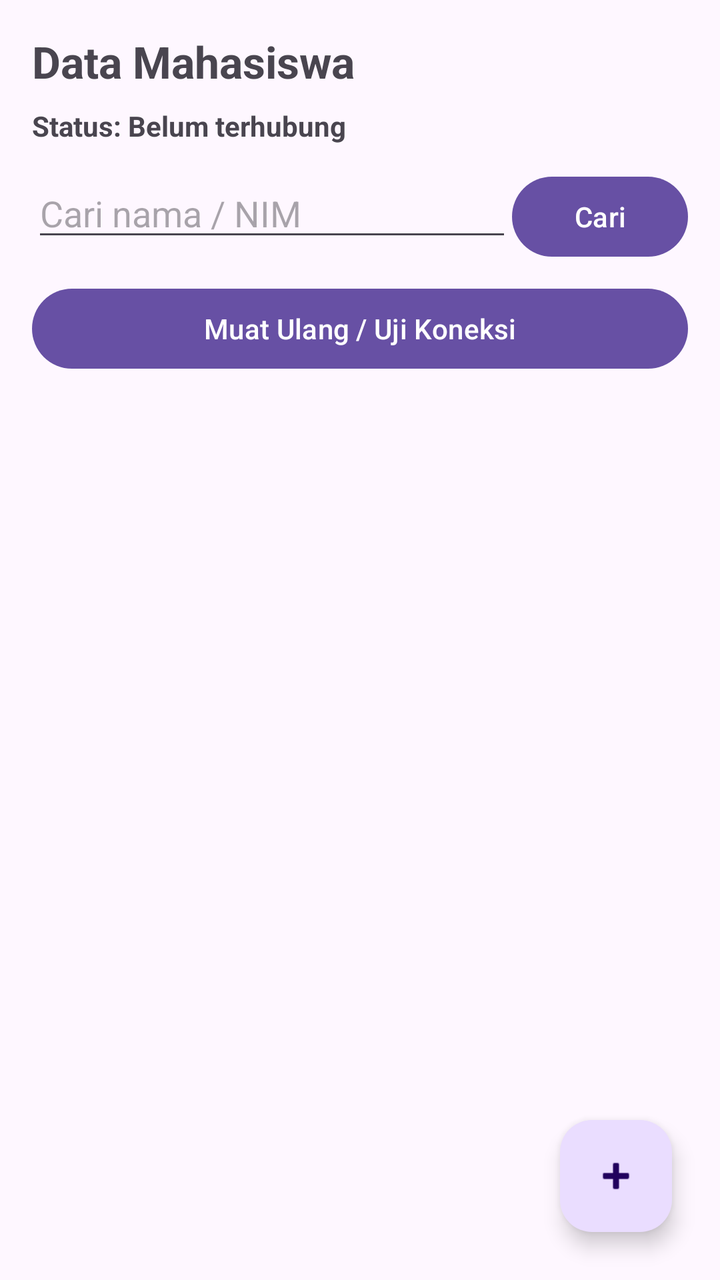
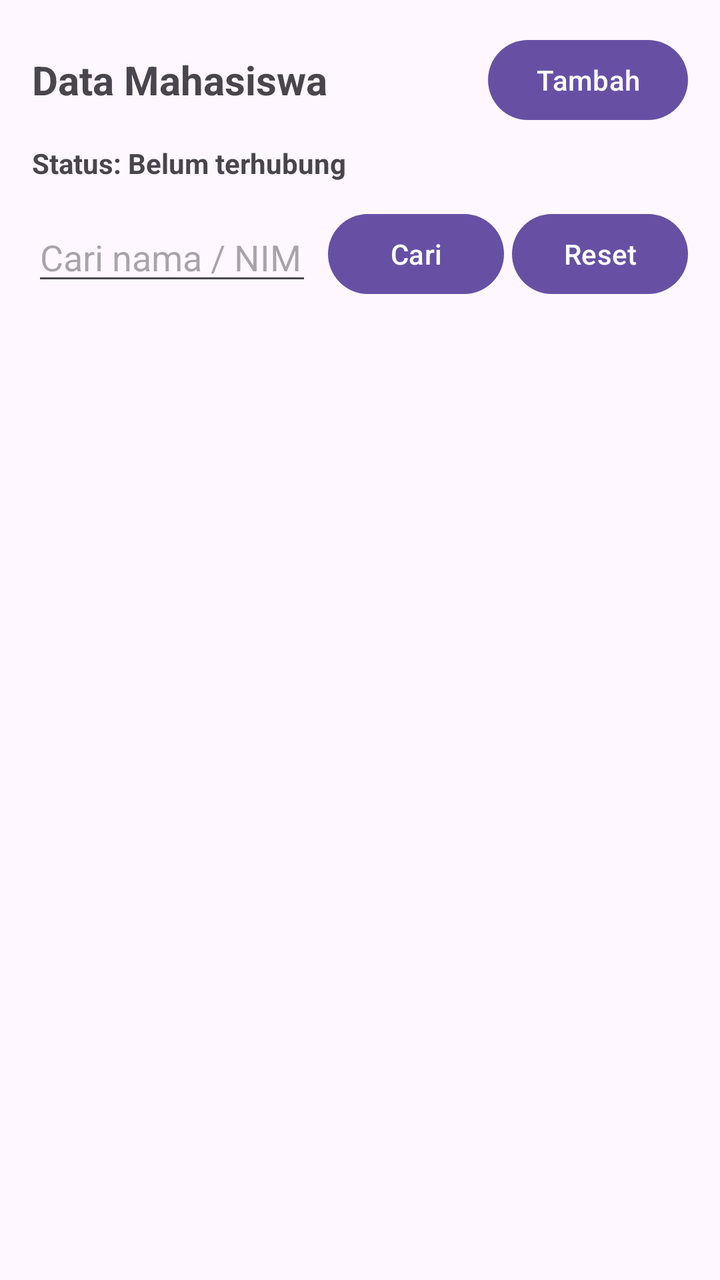

The first picture is an Android layout as it rendered before a commit; the second is the same layout after the commit. The layout source and the unified diff follow.
<!-- AndroidManifest.xml: application theme Theme.Mahasiswa -->
<!-- res/layout/activity_main.xml -->
<?xml version="1.0" encoding="utf-8"?>
<FrameLayout xmlns:android="http://schemas.android.com/apk/res/android"
    android:layout_width="match_parent"
    android:layout_height="match_parent">

    <LinearLayout
        android:layout_width="match_parent"
        android:layout_height="match_parent"
        android:orientation="vertical"
        android:padding="16dp">

        <TextView
            android:layout_width="wrap_content"
            android:layout_height="wrap_content"
            android:text="Data Mahasiswa"
            android:textSize="22sp"
            android:textStyle="bold" />

        <TextView
            android:id="@+id/tvConnectionStatus"
            android:layout_width="match_parent"
            android:layout_height="wrap_content"
            android:layout_marginTop="8dp"
            android:text="Status: Belum terhubung"
            android:textStyle="bold" />

        <LinearLayout
            android:layout_width="match_parent"
            android:layout_height="wrap_content"
            android:layout_marginTop="12dp"
            android:orientation="horizontal">

            <EditText
                android:id="@+id/etCari"
                android:layout_width="0dp"
                android:layout_height="wrap_content"
                android:layout_weight="1"
                android:hint="Cari nama / NIM"
                android:inputType="text" />

            <Button
                android:id="@+id/btnCari"
                android:layout_width="wrap_content"
                android:layout_height="wrap_content"
                android:text="Cari" />
        </LinearLayout>

        <Button
            android:id="@+id/btnMuat"
            android:layout_width="match_parent"
            android:layout_height="wrap_content"
            android:layout_marginTop="8dp"
            android:text="Muat Ulang / Uji Koneksi" />

        <ProgressBar
            android:id="@+id/progressBar"
            android:layout_width="wrap_content"
            android:layout_height="wrap_content"
            android:layout_gravity="center_horizontal"
            android:layout_marginTop="8dp"
            android:visibility="gone" />

        <TextView
            android:id="@+id/tvKosong"
            android:layout_width="match_parent"
            android:layout_height="wrap_content"
            android:layout_marginTop="24dp"
            android:gravity="center"
            android:text="Belum ada data mahasiswa."
            android:visibility="gone" />

        <androidx.recyclerview.widget.RecyclerView
            android:id="@+id/rvMahasiswa"
            android:layout_width="match_parent"
            android:layout_height="0dp"
            android:layout_weight="1"
            android:layout_marginTop="8dp"
            android:paddingBottom="80dp"
            android:clipToPadding="false" />
    </LinearLayout>

    <com.google.android.material.floatingactionbutton.FloatingActionButton
        android:id="@+id/fabTambah"
        android:layout_width="wrap_content"
        android:layout_height="wrap_content"
        android:layout_gravity="bottom|end"
        android:layout_margin="24dp"
        android:contentDescription="Tambah mahasiswa"
        android:src="@android:drawable/ic_input_add" />

</FrameLayout>
<!-- resources referenced by this layout -->
<resources>
  <style name="Theme.Mahasiswa" parent="Theme.Material3.DayNight.NoActionBar" />
</resources>

<!-- the commit's change to res/layout/activity_main.xml (unified diff, before → after) -->
@@ -1,91 +1,96 @@
 <?xml version="1.0" encoding="utf-8"?>
-<FrameLayout xmlns:android="http://schemas.android.com/apk/res/android"
+<LinearLayout xmlns:android="http://schemas.android.com/apk/res/android"
     android:layout_width="match_parent"
-    android:layout_height="match_parent">
+    android:layout_height="match_parent"
+    android:orientation="vertical"
+    android:padding="16dp">
 
+    
     <LinearLayout
         android:layout_width="match_parent"
-        android:layout_height="match_parent"
-        android:orientation="vertical"
-        android:padding="16dp">
+        android:layout_height="wrap_content"
+        android:gravity="center_vertical"
+        android:orientation="horizontal">
 
         <TextView
+            android:id="@+id/tvJudul"
+            android:layout_width="0dp"
+            android:layout_height="wrap_content"
+            android:layout_weight="1"
+            android:text="Data Mahasiswa"
+            android:textSize="20sp"
+            android:textStyle="bold" />
+
+        <Button
+            android:id="@+id/btnTambah"
             android:layout_width="wrap_content"
             android:layout_height="wrap_content"
-            android:text="Data Mahasiswa"
-            android:textSize="22sp"
-            android:textStyle="bold" />
+            android:text="Tambah" />
+    </LinearLayout>
 
-        <TextView
-            android:id="@+id/tvConnectionStatus"
-            android:layout_width="match_parent"
+    
+    <TextView
+        android:id="@+id/tvConnectionStatus"
+        android:layout_width="match_parent"
+        android:layout_height="wrap_content"
+        android:layout_marginTop="8dp"
+        android:text="Status: Belum terhubung"
+        android:textStyle="bold" />
+
+    
+    <LinearLayout
+        android:layout_width="match_parent"
+        android:layout_height="wrap_content"
+        android:layout_marginTop="12dp"
+        android:gravity="center_vertical"
+        android:orientation="horizontal">
+
+        <EditText
+            android:id="@+id/etSearch"
+            android:layout_width="0dp"
             android:layout_height="wrap_content"
-            android:layout_marginTop="8dp"
-            android:text="Status: Belum terhubung"
-            android:textStyle="bold" />
-
-        <LinearLayout
-            android:layout_width="match_parent"
-            android:layout_height="wrap_content"
-            android:layout_marginTop="12dp"
-            android:orientation="horizontal">
-
-            <EditText
-                android:id="@+id/etCari"
-                android:layout_width="0dp"
-                android:layout_height="wrap_content"
-                android:layout_weight="1"
-                android:hint="Cari nama / NIM"
-                android:inputType="text" />
-
-            <Button
-                android:id="@+id/btnCari"
-                android:layout_width="wrap_content"
-                android:layout_height="wrap_content"
-                android:text="Cari" />
-        </LinearLayout>
+            android:layout_weight="1"
+            android:hint="Cari nama / NIM..."
+            android:inputType="text"
+            android:singleLine="true" />
 
         <Button
-            android:id="@+id/btnMuat"
-            android:layout_width="match_parent"
-            android:layout_height="wrap_content"
-            android:layout_marginTop="8dp"
-            android:text="Muat Ulang / Uji Koneksi" />
-
-        <ProgressBar
-            android:id="@+id/progressBar"
+            android:id="@+id/btnCari"
             android:layout_width="wrap_content"
             android:layout_height="wrap_content"
-            android:layout_gravity="center_horizontal"
-            android:layout_marginTop="8dp"
-            android:visibility="gone" />
+            android:layout_marginStart="8dp"
+            android:text="Cari" />
 
-        <TextView
-            android:id="@+id/tvKosong"
-            android:layout_width="match_parent"
+        <Button
+            android:id="@+id/btnReset"
+            android:layout_width="wrap_content"
             android:layout_height="wrap_content"
-            android:layout_marginTop="24dp"
-            android:gravity="center"
-            android:text="Belum ada data mahasiswa."
-            android:visibility="gone" />
-
-        <androidx.recyclerview.widget.RecyclerView
-            android:id="@+id/rvMahasiswa"
-            android:layout_width="match_parent"
-            android:layout_height="0dp"
-            android:layout_weight="1"
-            android:layout_marginTop="8dp"
-            android:paddingBottom="80dp"
-            android:clipToPadding="false" />
+            android:layout_marginStart="4dp"
+            android:text="Reset" />
     </LinearLayout>
 
-    <com.google.android.material.floatingactionbutton.FloatingActionButton
-        android:id="@+id/fabTambah"
+    <ProgressBar
+        android:id="@+id/progressBar"
         android:layout_width="wrap_content"
         android:layout_height="wrap_content"
-        android:layout_gravity="bottom|end"
-        android:layout_margin="24dp"
-        android:contentDescription="Tambah mahasiswa"
-        android:src="@android:drawable/ic_input_add" />
+        android:layout_gravity="center_horizontal"
+        android:layout_marginTop="16dp"
+        android:visibility="gone" />
 
-</FrameLayout>
+    <TextView
+        android:id="@+id/tvEmpty"
+        android:layout_width="match_parent"
+        android:layout_height="wrap_content"
+        android:layout_marginTop="16dp"
+        android:gravity="center"
+        android:text="Belum ada data"
+        android:visibility="gone" />
+
+    <androidx.recyclerview.widget.RecyclerView
+        android:id="@+id/rvMahasiswa"
+        android:layout_width="match_parent"
+        android:layout_height="0dp"
+        android:layout_weight="1"
+        android:layout_marginTop="12dp" />
+
+</LinearLayout>
